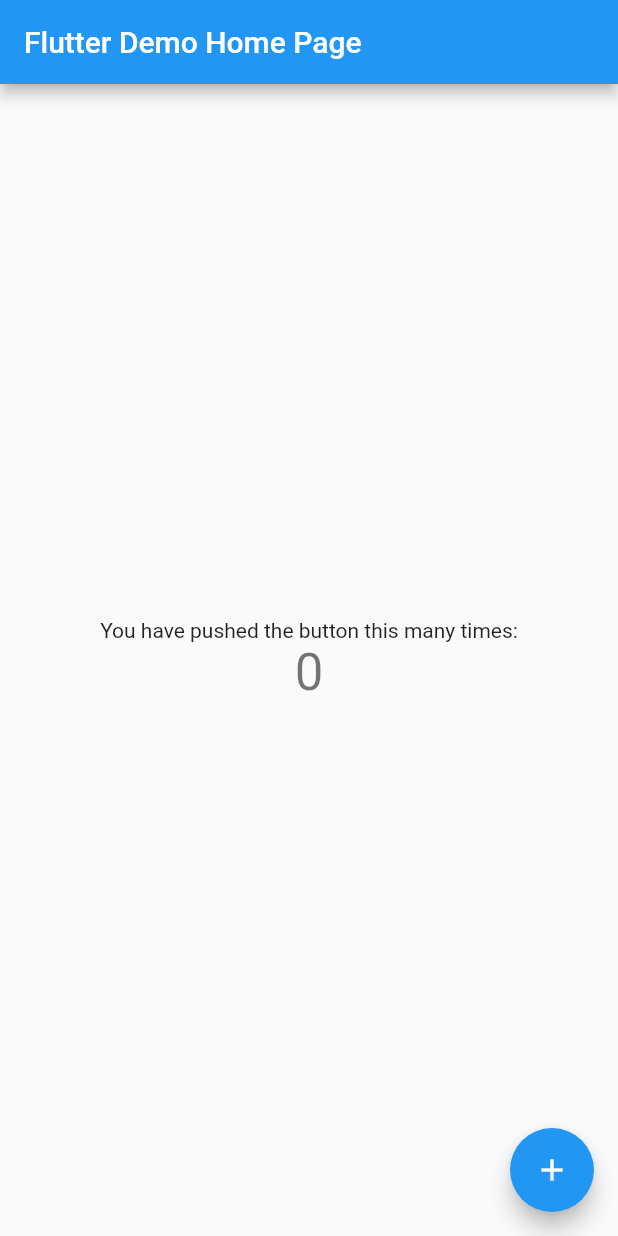
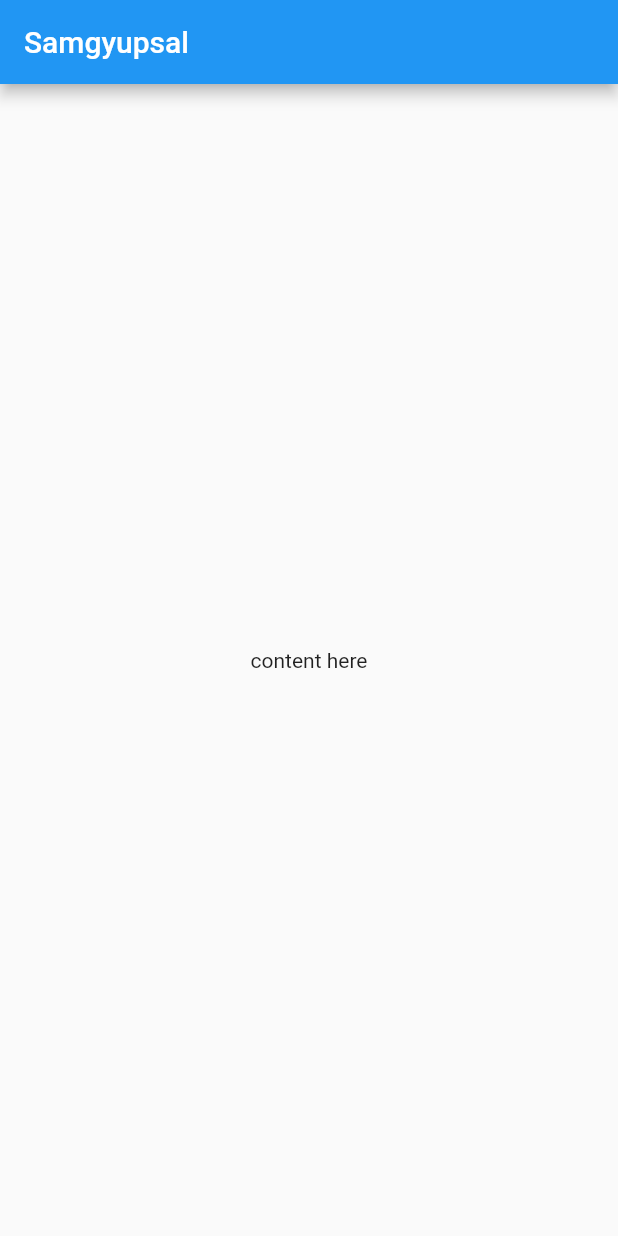
Before and after one commit to poolGolez/amot, a Flutter app: the screen it shows after launch, on a phone screen of 412 x 824 dp. Run offline on Flutter 3.47's test engine with Material 2 defaults, Android fonts, the phone set to English and light mode, and no system bars.

Commit message:
Initial screen for pooling money

```diff
--- a/lib/main.dart
+++ b/lib/main.dart
@@ -1,117 +1,17 @@
 import 'package:flutter/material.dart';
 
+import './screens/money_pool_screen.dart';
+
 void main() {
-  runApp(MyApp());
+  runApp(AmotApp());
 }
 
-class MyApp extends StatelessWidget {
-  // This widget is the root of your application.
+class AmotApp extends StatelessWidget {
   @override
   Widget build(BuildContext context) {
     return MaterialApp(
-      title: 'Flutter Demo',
-      theme: ThemeData(
-        // This is the theme of your application.
-        //
-        // Try running your application with "flutter run". You'll see the
-        // application has a blue toolbar. Then, without quitting the app, try
-        // changing the primarySwatch below to Colors.green and then invoke
-        // "hot reload" (press "r" in the console where you ran "flutter run",
-        // or simply save your changes to "hot reload" in a Flutter IDE).
-        // Notice that the counter didn't reset back to zero; the application
-        // is not restarted.
-        primarySwatch: Colors.blue,
-        // This makes the visual density adapt to the platform that you run
-        // the app on. For desktop platforms, the controls will be smaller and
-        // closer together (more dense) than on mobile platforms.
-        visualDensity: VisualDensity.adaptivePlatformDensity,
-      ),
-      home: MyHomePage(title: 'Flutter Demo Home Page'),
+      title: 'Amot',
+      home: MoneyPoolScreen(),
     );
   }
 }
-
-class MyHomePage extends StatefulWidget {
-  MyHomePage({Key key, this.title}) : super(key: key);
-
-  // This widget is the home page of your application. It is stateful, meaning
-  // that it has a State object (defined below) that contains fields that affect
-  // how it looks.
-
-  // This class is the configuration for the state. It holds the values (in this
-  // case the title) provided by the parent (in this case the App widget) and
-  // used by the build method of the State. Fields in a Widget subclass are
-  // always marked "final".
-
-  final String title;
-
-  @override
-  _MyHomePageState createState() => _MyHomePageState();
-}
-
-class _MyHomePageState extends State<MyHomePage> {
-  int _counter = 0;
-
-  void _incrementCounter() {
-    setState(() {
-      // This call to setState tells the Flutter framework that something has
-      // changed in this State, which causes it to rerun the build method below
-      // so that the display can reflect the updated values. If we changed
-      // _counter without calling setState(), then the build method would not be
-      // called again, and so nothing would appear to happen.
-      _counter++;
-    });
-  }
-
-  @override
-  Widget build(BuildContext context) {
-    // This method is rerun every time setState is called, for instance as done
-    // by the _incrementCounter method above.
-    //
-    // The Flutter framework has been optimized to make rerunning build methods
-    // fast, so that you can just rebuild anything that needs updating rather
-    // than having to individually change instances of widgets.
-    return Scaffold(
-      appBar: AppBar(
-        // Here we take the value from the MyHomePage object that was created by
-        // the App.build method, and use it to set our appbar title.
-        title: Text(widget.title),
-      ),
-      body: Center(
-        // Center is a layout widget. It takes a single child and positions it
-        // in the middle of the parent.
-        child: Column(
-          // Column is also a layout widget. It takes a list of children and
-          // arranges them vertically. By default, it sizes itself to fit its
-          // children horizontally, and tries to be as tall as its parent.
-          //
-          // Invoke "debug painting" (press "p" in the console, choose the
-          // "Toggle Debug Paint" action from the Flutter Inspector in Android
-          // Studio, or the "Toggle Debug Paint" command in Visual Studio Code)
-          // to see the wireframe for each widget.
-          //
-          // Column has various properties to control how it sizes itself and
-          // how it positions its children. Here we use mainAxisAlignment to
-          // center the children vertically; the main axis here is the vertical
-          // axis because Columns are vertical (the cross axis would be
-          // horizontal).
-          mainAxisAlignment: MainAxisAlignment.center,
-          children: <Widget>[
-            Text(
-              'You have pushed the button this many times:',
-            ),
-            Text(
-              '$_counter',
-              style: Theme.of(context).textTheme.headline4,
-            ),
-          ],
-        ),
-      ),
-      floatingActionButton: FloatingActionButton(
-        onPressed: _incrementCounter,
-        tooltip: 'Increment',
-        child: Icon(Icons.add),
-      ), // This trailing comma makes auto-formatting nicer for build methods.
-    );
-  }
-}
--- /dev/null
+++ b/lib/screens/money_pool_screen.dart
@@ -0,0 +1,15 @@
+import 'package:flutter/material.dart';
+
+class MoneyPoolScreen extends StatelessWidget {
+  @override
+  Widget build(BuildContext context) {
+    return Scaffold(
+      appBar: AppBar(
+        title: Text('Samgyupsal'),
+      ),
+      body: Center(
+        child: Text('content here'),
+      ),
+    );
+  }
+}
```
Also changed, not shown: 1 other file.
